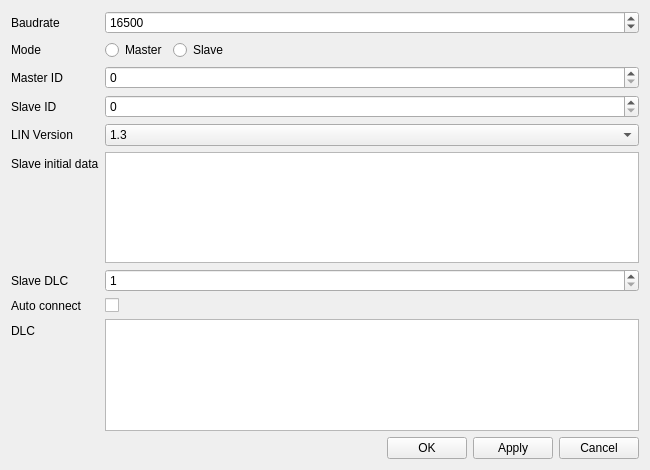
Above: QLin/settingsdialog.ui from pr4u4t/automatron3000 before the change. Below: the same form after it.
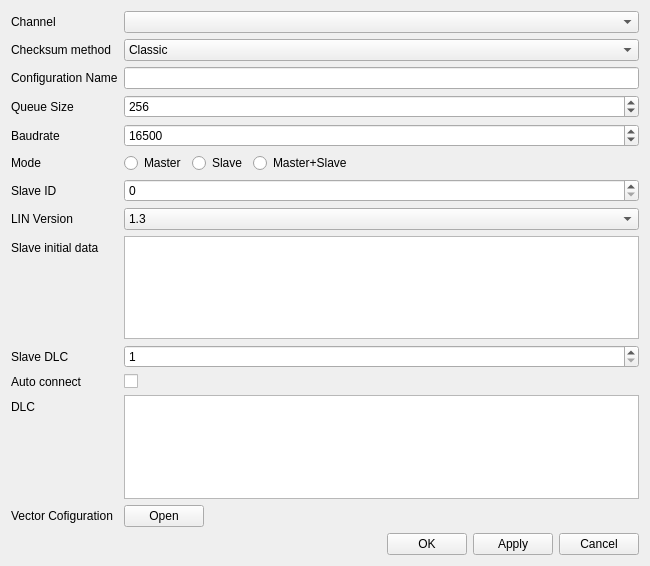
That is the form after the change.

Commit message: QLin refactor of device configuration

What changed in the file:
```diff
--- a/QLin/settingsdialog.ui
+++ b/QLin/settingsdialog.ui
@@ -7,7 +7,7 @@
     <x>0</x>
     <y>0</y>
     <width>650</width>
-    <height>470</height>
+    <height>566</height>
    </rect>
   </property>
   <property name="windowTitle">
@@ -17,13 +17,71 @@
    <item>
     <layout class="QFormLayout" name="formLayout">
      <item row="0" column="0">
+      <widget class="QLabel" name="label_10">
+       <property name="text">
+        <string>Channel</string>
+       </property>
+      </widget>
+     </item>
+     <item row="0" column="1">
+      <widget class="QComboBox" name="channelCombo"/>
+     </item>
+     <item row="2" column="0">
+      <widget class="QLabel" name="label_14">
+       <property name="text">
+        <string>Checksum method</string>
+       </property>
+      </widget>
+     </item>
+     <item row="2" column="1">
+      <widget class="QComboBox" name="checksumMethod">
+       <item>
+        <property name="text">
+         <string>Classic</string>
+        </property>
+       </item>
+       <item>
+        <property name="text">
+         <string>Enhanced</string>
+        </property>
+       </item>
+      </widget>
+     </item>
+     <item row="3" column="0">
+      <widget class="QLabel" name="label_12">
+       <property name="text">
+        <string>Configuration Name</string>
+       </property>
+      </widget>
+     </item>
+     <item row="3" column="1">
+      <widget class="QLineEdit" name="configName"/>
+     </item>
+     <item row="4" column="0">
+      <widget class="QLabel" name="label_13">
+       <property name="text">
+        <string>Queue Size</string>
+       </property>
+      </widget>
+     </item>
+     <item row="4" column="1">
+      <widget class="QSpinBox" name="queueSize">
+       <property name="maximum">
+        <number>512</number>
+       </property>
+       <property name="value">
+        <number>256</number>
+       </property>
+      </widget>
+     </item>
+     <item row="5" column="0">
       <widget class="QLabel" name="label_7">
        <property name="text">
         <string>Baudrate</string>
        </property>
       </widget>
      </item>
-     <item row="0" column="1">
+     <item row="5" column="1">
       <widget class="QSpinBox" name="baudrate">
        <property name="minimum">
         <number>10400</number>
@@ -36,14 +94,14 @@
        </property>
       </widget>
      </item>
-     <item row="1" column="0">
+     <item row="6" column="0">
       <widget class="QLabel" name="label_3">
        <property name="text">
         <string>Mode</string>
        </property>
       </widget>
      </item>
-     <item row="1" column="1">
+     <item row="6" column="1">
       <layout class="QHBoxLayout" name="horizontalLayout_2">
        <item>
         <widget class="QRadioButton" name="masterCheck">
@@ -65,6 +123,16 @@
          </attribute>
         </widget>
        </item>
+       <item>
+        <widget class="QRadioButton" name="masterNslave">
+         <property name="text">
+          <string>Master+Slave</string>
+         </property>
+         <attribute name="buttonGroup">
+          <string notr="true">modeGroup</string>
+         </attribute>
+        </widget>
+       </item>
        <item>
         <spacer name="horizontalSpacer_2">
          <property name="orientation">
@@ -80,38 +148,24 @@
        </item>
       </layout>
      </item>
-     <item row="2" column="0">
-      <widget class="QLabel" name="label">
-       <property name="text">
-        <string>Master ID</string>
-       </property>
-      </widget>
-     </item>
-     <item row="2" column="1">
-      <widget class="QSpinBox" name="masterID">
-       <property name="maximum">
-        <number>63</number>
-       </property>
-      </widget>
-     </item>
-     <item row="3" column="0">
+     <item row="7" column="0">
       <widget class="QLabel" name="label_4">
        <property name="text">
         <string>Slave ID</string>
        </property>
       </widget>
      </item>
-     <item row="3" column="1">
+     <item row="7" column="1">
       <widget class="QSpinBox" name="slaveID"/>
      </item>
-     <item row="4" column="0">
+     <item row="8" column="0">
       <widget class="QLabel" name="label_2">
        <property name="text">
         <string>LIN Version</string>
        </property>
       </widget>
      </item>
-     <item row="4" column="1">
+     <item row="8" column="1">
       <widget class="QComboBox" name="linVersion">
        <item>
         <property name="text">
@@ -130,14 +184,14 @@
        </item>
       </widget>
      </item>
-     <item row="5" column="0">
+     <item row="9" column="0">
       <widget class="QLabel" name="label_5">
        <property name="text">
         <string>Slave initial data</string>
        </property>
       </widget>
      </item>
-     <item row="5" column="1">
+     <item row="9" column="1">
       <layout class="QGridLayout" name="gridLayout">
        <item row="0" column="0">
         <widget class="QTableView" name="slaveInitialData">
@@ -151,14 +205,14 @@
        </item>
       </layout>
      </item>
-     <item row="7" column="0">
+     <item row="11" column="0">
       <widget class="QLabel" name="label_9">
        <property name="text">
         <string>Slave DLC</string>
        </property>
       </widget>
      </item>
-     <item row="7" column="1">
+     <item row="11" column="1">
       <widget class="QSpinBox" name="SlaveDLC">
        <property name="minimum">
         <number>1</number>
@@ -168,30 +222,61 @@
        </property>
       </widget>
      </item>
-     <item row="9" column="0">
+     <item row="13" column="0">
       <widget class="QLabel" name="label_6">
        <property name="text">
         <string>Auto connect</string>
        </property>
       </widget>
      </item>
-     <item row="9" column="1">
+     <item row="13" column="1">
       <widget class="QCheckBox" name="autoConnect">
        <property name="text">
         <string/>
        </property>
       </widget>
      </item>
-     <item row="10" column="0">
+     <item row="14" column="0">
       <widget class="QLabel" name="label_8">
        <property name="text">
         <string>DLC</string>
        </property>
       </widget>
      </item>
-     <item row="10" column="1">
+     <item row="14" column="1">
       <widget class="QTableView" name="DLC"/>
      </item>
+     <item row="16" column="0">
+      <widget class="QLabel" name="label_11">
+       <property name="text">
+        <string>Vector Cofiguration</string>
+       </property>
+      </widget>
+     </item>
+     <item row="16" column="1">
+      <layout class="QHBoxLayout" name="horizontalLayout_3">
+       <item>
+        <widget class="QPushButton" name="vectorConfig">
+         <property name="text">
+          <string>Open</string>
+         </property>
+        </widget>
+       </item>
+       <item>
+        <spacer name="horizontalSpacer_3">
+         <property name="orientation">
+          <enum>Qt::Horizontal</enum>
+         </property>
+         <property name="sizeHint" stdset="0">
+          <size>
+           <width>40</width>
+           <height>20</height>
+          </size>
+         </property>
+        </spacer>
+       </item>
+      </layout>
+     </item>
     </layout>
    </item>
    <item>
```
The commit also changes 144 other files.
